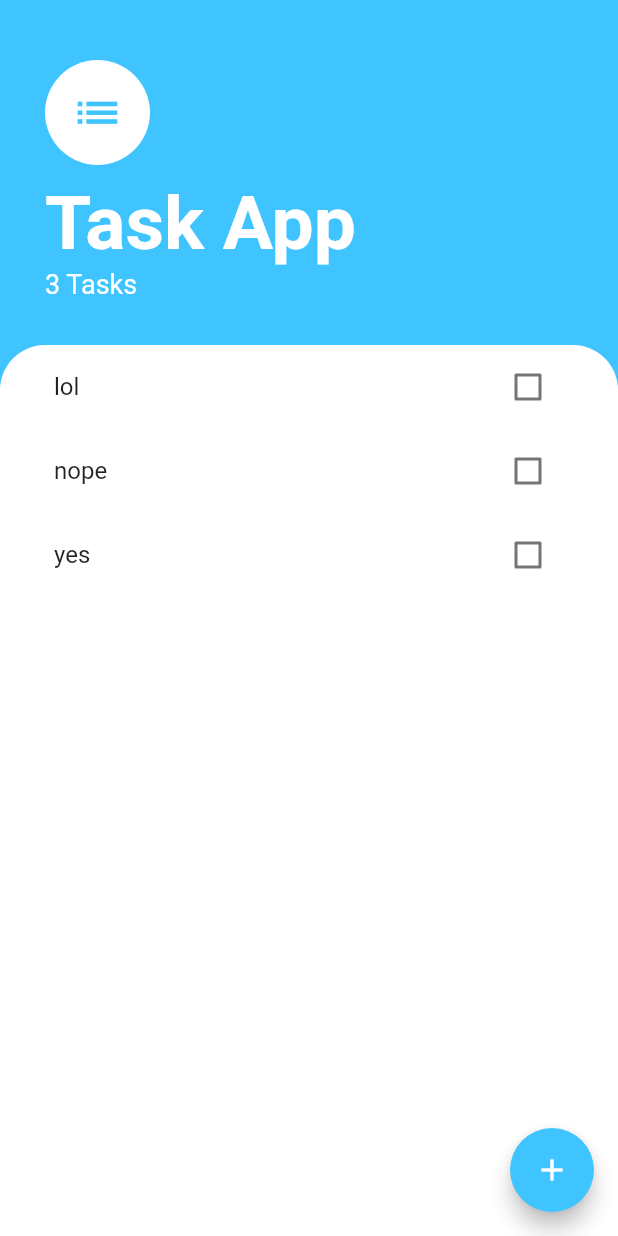
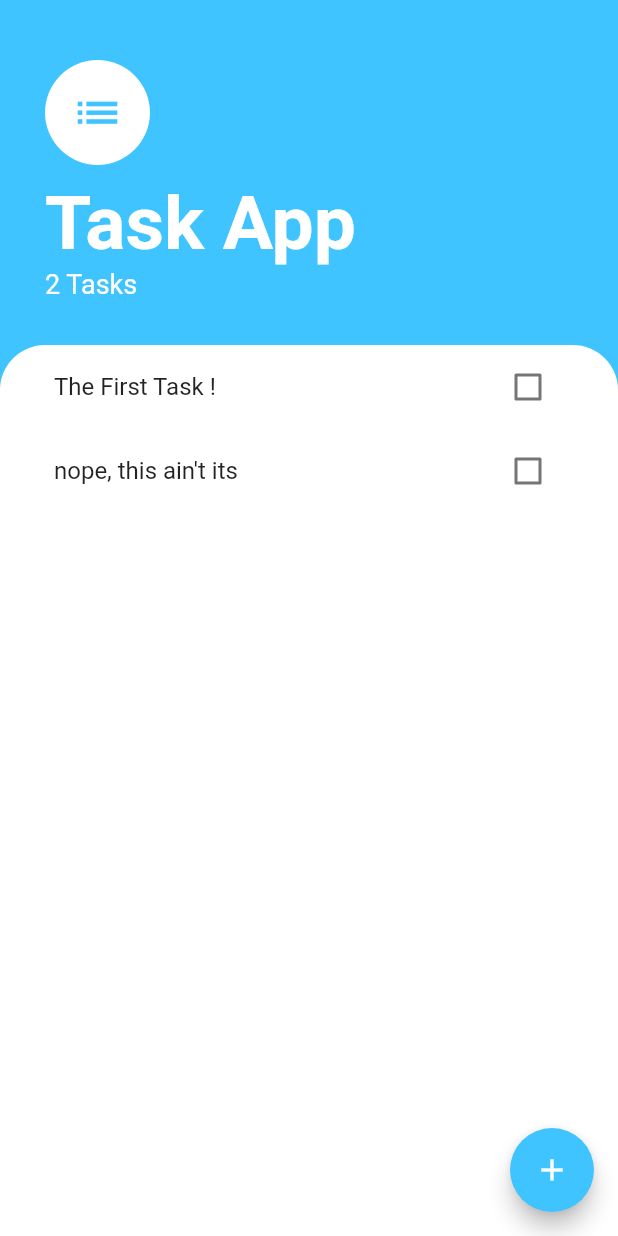
Before and after one commit to NegusNati/task_app, a Flutter app: the screen it shows after launch, on a phone screen of 412 x 824 dp. Run offline on Flutter 3.47's test engine with Material 2 defaults, Android fonts, the phone set to English and light mode, and no system bars.

Commit message:
final commit

```diff
--- a/lib/models/task_data.dart
+++ b/lib/models/task_data.dart
@@ -4,10 +4,10 @@ import 'package:task_app/models/task.dart';
 import 'dart:collection';
 
 class TaskData extends ChangeNotifier {
-  List<Task> _tasks = [
-    Task(name: 'lol'),
-    Task(name: 'nope'),
-    Task(name: 'yes'),
+   List<Task> _tasks = [
+    Task(name: 'The First Task ! '),
+    Task(name: 'nope, this ain\'t its'),
+
   ];
 
   UnmodifiableListView<Task> get tasks {
--- a/lib/screens/tasks_screen.dart
+++ b/lib/screens/tasks_screen.dart
@@ -5,6 +5,8 @@ import 'package:provider/provider.dart';
 import 'package:task_app/models/task_data.dart';
 
 class TasksScreen extends StatelessWidget {
+  const TasksScreen({Key? key}) : super(key: key);
+
   @override
   Widget build(BuildContext context) {
     return Scaffold(
@@ -22,7 +24,7 @@ class TasksScreen extends StatelessWidget {
         children: [
           Container(
             padding:
-                EdgeInsets.only(left: 30.0, right: 30.0, top: 40.0, bottom: 30),
+                const EdgeInsets.only(left: 30.0, right: 30.0, top: 40.0, bottom: 30),
             child: Column(
               children: [
                 Column(
@@ -60,7 +62,7 @@ class TasksScreen extends StatelessWidget {
             child: Container(
               padding: const EdgeInsets.symmetric(horizontal: 20.0),
               // ignore: sort_child_properties_last
-              child: TasksList(),
+              child: const TasksList(),
               height: 200.0,
               decoration: const BoxDecoration(
                 color: Colors.white,
--- a/pubspec.yaml
+++ b/pubspec.yaml
@@ -1,9 +1,9 @@
 name: task_app
-description: A new Flutter project.
+description: A new Flutter project, using Provider package for state management .
 
 # The following line prevents the package from being accidentally published to
 # pub.dev using `flutter pub publish`. This is preferred for private packages.
-publish_to: 'none' # Remove this line if you wish to publish to pub.dev
+
 
 # The following defines the version and build number for your application.
 # A version number is three numbers separated by dots, like 1.2.43
```
